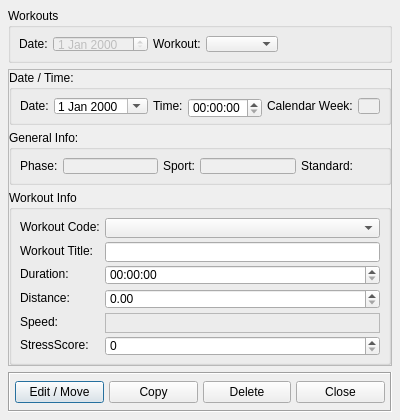
This is dialog_edit.ui in Tria-Andy/WorkoutEditor as Qt 5 draws it before an edit. The edited form follows.
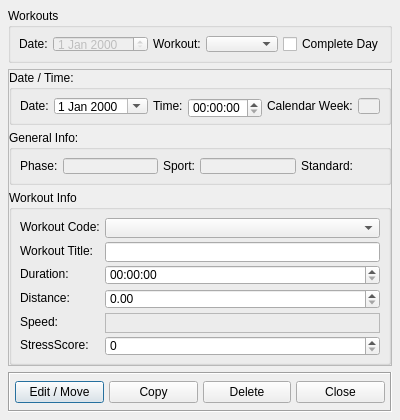
This is the edited form. Icons and pictures are not drawn.

Commit message: Edit xAxis2 to show days or weeks if days > 20

What changed in the file:
```diff
--- a/dialog_edit.ui
+++ b/dialog_edit.ui
@@ -120,6 +120,13 @@
         </property>
        </spacer>
       </item>
+      <item>
+       <widget class="QCheckBox" name="checkBox_complete">
+        <property name="text">
+         <string>Complete Day</string>
+        </property>
+       </widget>
+      </item>
      </layout>
     </widget>
    </item>
```
The commit also changes 4 other files.
